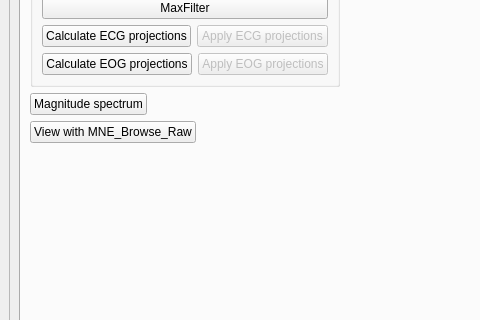
First picture: the form in meggie/ui/qt4Designer_ui_files/mainWindow.ui, repository cibr-jyu/meggie, before the edit; both pictures show x 0 to 480 and y 273 to 593 of the 964 by 829 pixel window.
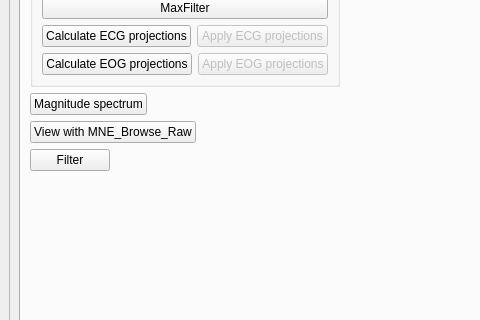
Second picture: the form after the edit. The open tabs and pages were chosen to show the change.

What changed in the file:
```diff
--- a/meggie/ui/qt4Designer_ui_files/mainWindow.ui
+++ b/meggie/ui/qt4Designer_ui_files/mainWindow.ui
@@ -37,8 +37,8 @@
         <rect>
          <x>0</x>
          <y>0</y>
-         <width>944</width>
-         <height>721</height>
+         <width>942</width>
+         <height>726</height>
         </rect>
        </property>
        <property name="minimumSize">
@@ -866,6 +866,13 @@
                 </property>
                </widget>
               </item>
+              <item row="4" column="0">
+               <widget class="QPushButton" name="pushButtonFilter">
+                <property name="text">
+                 <string>Filter</string>
+                </property>
+               </widget>
+              </item>
              </layout>
             </widget>
             <widget class="QWidget" name="tabEpoching">
```
Left out of the diff: 4 changed lines with no effect on the pictures.
